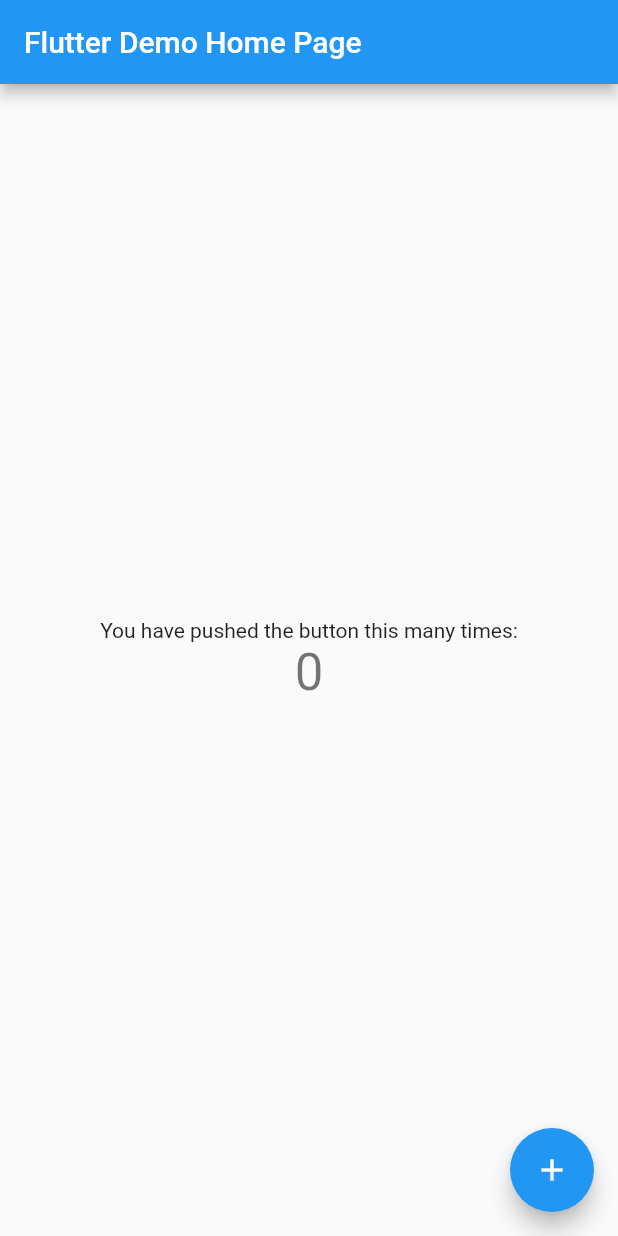
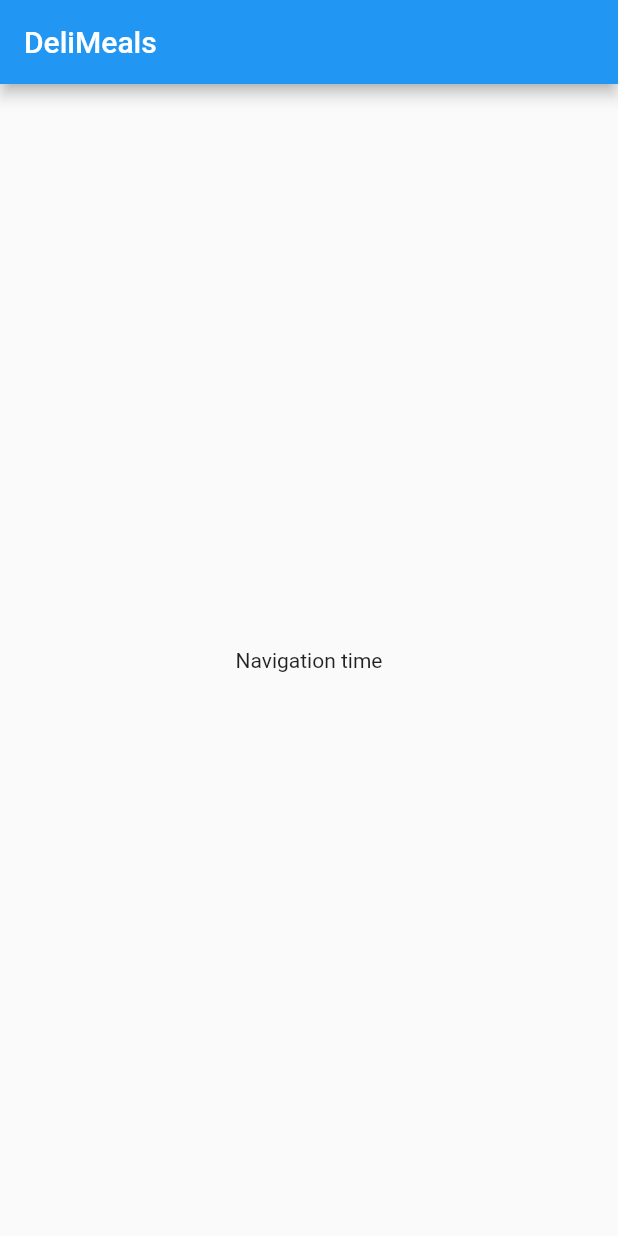
Before and after one commit to sanjoli63/Meals-App, a Flutter app: the screen it shows after launch, on a phone screen of 412 x 824 dp. Run offline on Flutter 3.47's test engine with Material 2 defaults, Android fonts, the phone set to English and light mode, and no system bars.

Commit message:
meals app

```diff
--- a/lib/main.dart
+++ b/lib/main.dart
@@ -9,105 +9,28 @@
   @override
   Widget build(BuildContext context) {
     return MaterialApp(
-      title: 'Flutter Demo',
+      title: 'DeliMeals',
       theme: ThemeData(
-        // This is the theme of your application.
-        //
-        // Try running your application with "flutter run". You'll see the
-        // application has a blue toolbar. Then, without quitting the app, try
-        // changing the primarySwatch below to Colors.green and then invoke
-        // "hot reload" (press "r" in the console where you ran "flutter run",
-        // or simply save your changes to "hot reload" in a Flutter IDE).
-        // Notice that the counter didn't reset back to zero; the application
-        // is not restarted.
         primarySwatch: Colors.blue,
       ),
-      home: MyHomePage(title: 'Flutter Demo Home Page'),
+      home: MyHomePage(),
     );
   }
 }
 
 class MyHomePage extends StatefulWidget {
-  MyHomePage({Key key, this.title}) : super(key: key);
-
-  // This widget is the home page of your application. It is stateful, meaning
-  // that it has a State object (defined below) that contains fields that affect
-  // how it looks.
-
-  // This class is the configuration for the state. It holds the values (in this
-  // case the title) provided by the parent (in this case the App widget) and
-  // used by the build method of the State. Fields in a Widget subclass are
-  // always marked "final".
-
-  final String title;
-
   @override
   _MyHomePageState createState() => _MyHomePageState();
 }
 
 class _MyHomePageState extends State<MyHomePage> {
-  int _counter = 0;
-
-  void _incrementCounter() {
-    setState(() {
-      // This call to setState tells the Flutter framework that something has
-      // changed in this State, which causes it to rerun the build method below
-      // so that the display can reflect the updated values. If we changed
-      // _counter without calling setState(), then the build method would not be
-      // called again, and so nothing would appear to happen.
-      _counter++;
-    });
-  }
-
   @override
   Widget build(BuildContext context) {
-    // This method is rerun every time setState is called, for instance as done
-    // by the _incrementCounter method above.
-    //
-    // The Flutter framework has been optimized to make rerunning build methods
-    // fast, so that you can just rebuild anything that needs updating rather
-    // than having to individually change instances of widgets.
     return Scaffold(
       appBar: AppBar(
-        // Here we take the value from the MyHomePage object that was created by
-        // the App.build method, and use it to set our appbar title.
-        title: Text(widget.title),
+        title: Text('DeliMeals'),
       ),
-      body: Center(
-        // Center is a layout widget. It takes a single child and positions it
-        // in the middle of the parent.
-        child: Column(
-          // Column is also a layout widget. It takes a list of children and
-          // arranges them vertically. By default, it sizes itself to fit its
-          // children horizontally, and tries to be as tall as its parent.
-          //
-          // Invoke "debug painting" (press "p" in the console, choose the
-          // "Toggle Debug Paint" action from the Flutter Inspector in Android
-          // Studio, or the "Toggle Debug Paint" command in Visual Studio Code)
-          // to see the wireframe for each widget.
-          //
-          // Column has various properties to control how it sizes itself and
-          // how it positions its children. Here we use mainAxisAlignment to
-          // center the children vertically; the main axis here is the vertical
-          // axis because Columns are vertical (the cross axis would be
-          // horizontal).
-          mainAxisAlignment: MainAxisAlignment.center,
-          children: <Widget>[
-            Text(
-              'You have pushed the button this many times:',
-            ),
-            Text(
-              '$_counter',
-              style: Theme.of(context).textTheme.headline4,
-            ),
-          ],
-        ),
-      ),
-      floatingActionButton: FloatingActionButton(
-        onPressed: _incrementCounter,
-        tooltip: 'Increment',
-        child: Icon(Icons.add),
-      ), // This trailing comma makes auto-formatting nicer for build methods.
+      body: Center(child: Text('Navigation time')),
     );
   }
 }
```
